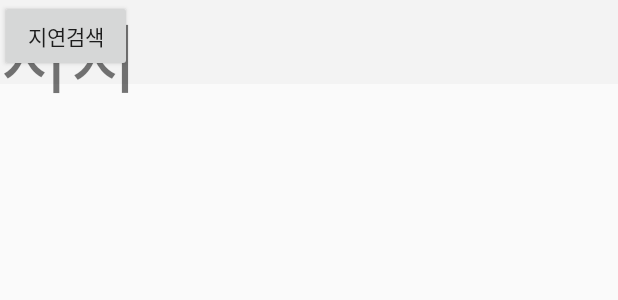
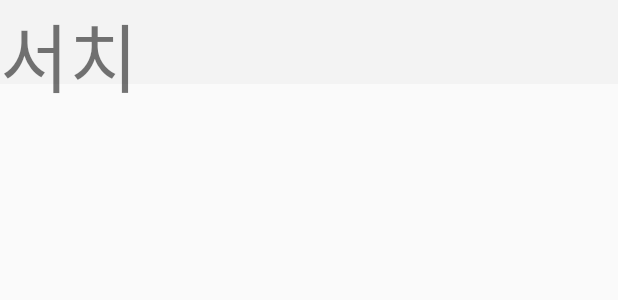
Before and after one commit to RoySongs/lunchbox, an Android app: the layout fragment_search.xml on its own in the app's theme, with its tools: preview values and no code run, on a phone screen of 412 x 824 dp. Shown: the top 300 px of the screen. Run offline under Robolectric (Android 15) with nearby library versions, the phone set to English and light mode, and no system bars.

Commit message:
테스트로 했던 '지연버튼' 없앰

```diff
--- a/app/src/main/res/layout/fragment_search.xml
+++ b/app/src/main/res/layout/fragment_search.xml
@@ -11,9 +11,5 @@
         android:text="서치"
         android:textSize="50dp"/>
 
-    <Button
-        android:layout_width="wrap_content"
-        android:layout_height="wrap_content"
-        android:text="@string/searchBtn"/>
 
 </RelativeLayout>
```
